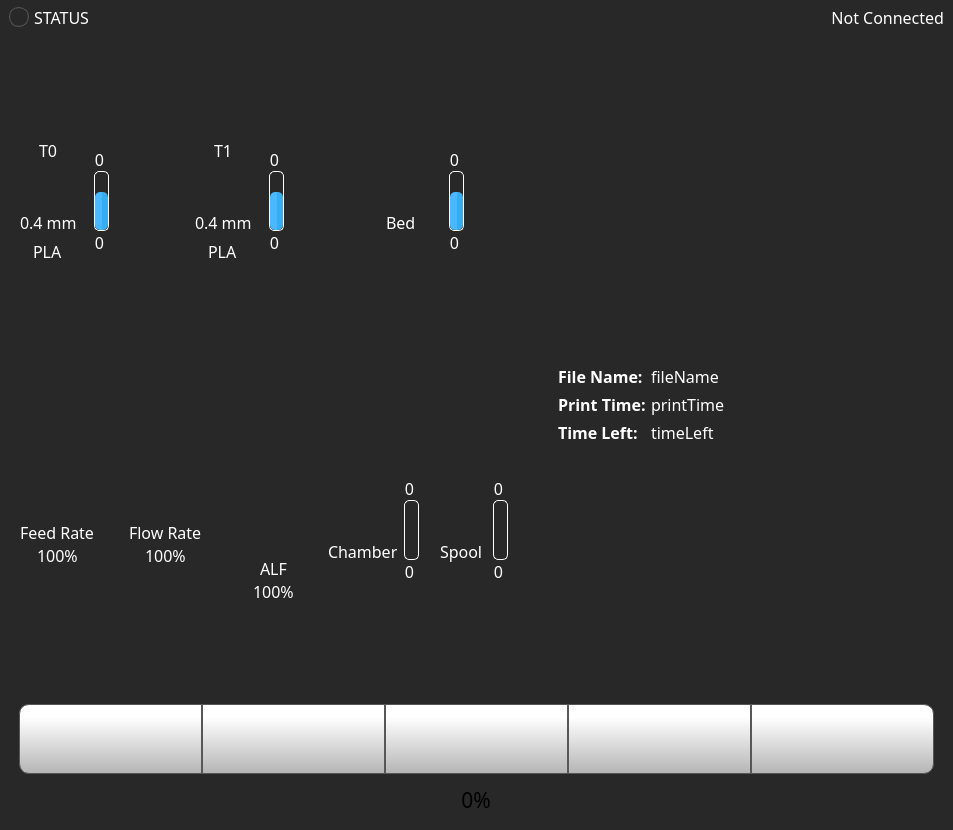
Above: octoprint_VolterraControlCenter/ui/home_screen/home_screen.ui from FracktalWorks/PenroseControlCenter before the change. Below: the same form after it.
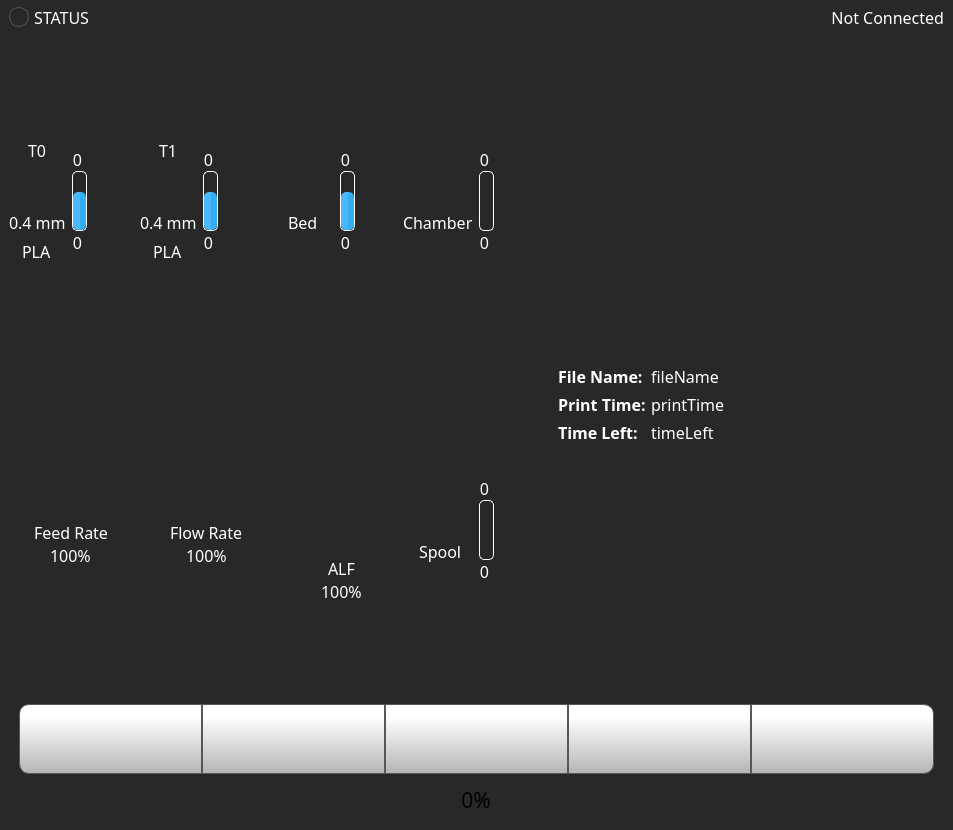
That is the form after the change. Icons and pictures are not drawn.

```diff
--- a/octoprint_VolterraControlCenter/ui/home_screen/home_screen.ui
+++ b/octoprint_VolterraControlCenter/ui/home_screen/home_screen.ui
@@ -1026,401 +1026,8 @@
              </item>
             </layout>
            </item>
-          </layout>
-         </item>
-         <item>
-          <layout class="QHBoxLayout" name="horizontalLayout_2">
-           <property name="topMargin">
-            <number>4</number>
-           </property>
            <item>
-            <layout class="QVBoxLayout" name="verticalLayout_11">
-             <item>
-              <spacer name="verticalSpacer_8">
-               <property name="orientation">
-                <enum>Qt::Vertical</enum>
-               </property>
-               <property name="sizeHint" stdset="0">
-                <size>
-                 <width>20</width>
-                 <height>40</height>
-                </size>
-               </property>
-              </spacer>
-             </item>
-             <item alignment="Qt::AlignHCenter">
-              <widget class="QLabel" name="feedRateIcon">
-               <property name="minimumSize">
-                <size>
-                 <width>20</width>
-                 <height>20</height>
-                </size>
-               </property>
-               <property name="maximumSize">
-                <size>
-                 <width>60</width>
-                 <height>60</height>
-                </size>
-               </property>
-               <property name="font">
-                <font>
-                 <family>Gotham</family>
-                 <pointsize>16</pointsize>
-                 <weight>50</weight>
-                 <bold>false</bold>
-                 <underline>false</underline>
-                 <strikeout>false</strikeout>
-                </font>
-               </property>
-               <property name="styleSheet">
-                <string notr="true"/>
-               </property>
-               <property name="text">
-                <string/>
-               </property>
-               <property name="pixmap">
-                <pixmap resource="../resources/resource.qrc">:/Icons/img/icons/FeedRate_Selected.png</pixmap>
-               </property>
-               <property name="scaledContents">
-                <bool>true</bool>
-               </property>
-              </widget>
-             </item>
-             <item alignment="Qt::AlignHCenter">
-              <widget class="QLabel" name="label_12">
-               <property name="font">
-                <font>
-                 <family>Montserrat</family>
-                 <pointsize>12</pointsize>
-                </font>
-               </property>
-               <property name="styleSheet">
-                <string notr="true">
-color: White;
-background-color: rgb(255, 255, 255,0);</string>
-               </property>
-               <property name="text">
-                <string>Feed Rate</string>
-               </property>
-              </widget>
-             </item>
-             <item alignment="Qt::AlignHCenter">
-              <widget class="QLabel" name="feedRateLabel">
-               <property name="font">
-                <font>
-                 <family>Montserrat</family>
-                 <pointsize>12</pointsize>
-                </font>
-               </property>
-               <property name="styleSheet">
-                <string notr="true">
-color: White;
-background-color: rgb(255, 255, 255,0);</string>
-               </property>
-               <property name="text">
-                <string>100%</string>
-               </property>
-              </widget>
-             </item>
-             <item>
-              <spacer name="verticalSpacer">
-               <property name="orientation">
-                <enum>Qt::Vertical</enum>
-               </property>
-               <property name="sizeHint" stdset="0">
-                <size>
-                 <width>20</width>
-                 <height>40</height>
-                </size>
-               </property>
-              </spacer>
-             </item>
-            </layout>
-           </item>
-           <item>
-            <widget class="Line" name="line_4">
-             <property name="minimumSize">
-              <size>
-               <width>1</width>
-               <height>20</height>
-              </size>
-             </property>
-             <property name="maximumSize">
-              <size>
-               <width>1</width>
-               <height>60</height>
-              </size>
-             </property>
-             <property name="contextMenuPolicy">
-              <enum>Qt::NoContextMenu</enum>
-             </property>
-             <property name="styleSheet">
-              <string notr="true">background-color: rgb(40, 40, 40);</string>
-             </property>
-             <property name="frameShadow">
-              <enum>QFrame::Sunken</enum>
-             </property>
-             <property name="lineWidth">
-              <number>1</number>
-             </property>
-             <property name="orientation">
-              <enum>Qt::Vertical</enum>
-             </property>
-            </widget>
-           </item>
-           <item>
-            <layout class="QVBoxLayout" name="verticalLayout_12">
-             <item>
-              <spacer name="verticalSpacer_10">
-               <property name="orientation">
-                <enum>Qt::Vertical</enum>
-               </property>
-               <property name="sizeHint" stdset="0">
-                <size>
-                 <width>20</width>
-                 <height>40</height>
-                </size>
-               </property>
-              </spacer>
-             </item>
-             <item alignment="Qt::AlignHCenter">
-              <widget class="QLabel" name="flowRateIcon">
-               <property name="minimumSize">
-                <size>
-                 <width>20</width>
-                 <height>20</height>
-                </size>
-               </property>
-               <property name="maximumSize">
-                <size>
-                 <width>60</width>
-                 <height>60</height>
-                </size>
-               </property>
-               <property name="font">
-                <font>
-                 <family>Gotham</family>
-                 <pointsize>16</pointsize>
-                 <weight>50</weight>
-                 <bold>false</bold>
-                 <underline>false</underline>
-                 <strikeout>false</strikeout>
-                </font>
-               </property>
-               <property name="styleSheet">
-                <string notr="true"/>
-               </property>
-               <property name="text">
-                <string/>
-               </property>
-               <property name="pixmap">
-                <pixmap resource="../resources/resource.qrc">:/Icons/img/icons/FlowRate.png</pixmap>
-               </property>
-               <property name="scaledContents">
-                <bool>true</bool>
-               </property>
-              </widget>
-             </item>
-             <item alignment="Qt::AlignHCenter">
-              <widget class="QLabel" name="label_14">
-               <property name="font">
-                <font>
-                 <family>Montserrat</family>
-                 <pointsize>12</pointsize>
-                </font>
-               </property>
-               <property name="styleSheet">
-                <string notr="true">
-color: White;
-background-color: rgb(255, 255, 255,0);</string>
-               </property>
-               <property name="text">
-                <string>Flow Rate</string>
-               </property>
-              </widget>
-             </item>
-             <item alignment="Qt::AlignHCenter">
-              <widget class="QLabel" name="flowRateLabel">
-               <property name="font">
-                <font>
-                 <family>Montserrat</family>
-                 <pointsize>12</pointsize>
-                </font>
-               </property>
-               <property name="styleSheet">
-                <string notr="true">
-color: White;
-background-color: rgb(255, 255, 255,0);</string>
-               </property>
-               <property name="text">
-                <string>100%</string>
-               </property>
-              </widget>
-             </item>
-             <item>
-              <spacer name="verticalSpacer_2">
-               <property name="orientation">
-                <enum>Qt::Vertical</enum>
-               </property>
-               <property name="sizeHint" stdset="0">
-                <size>
-                 <width>20</width>
-                 <height>40</height>
-                </size>
-               </property>
-              </spacer>
-             </item>
-            </layout>
-           </item>
-           <item>
-            <widget class="Line" name="line_5">
-             <property name="minimumSize">
-              <size>
-               <width>1</width>
-               <height>20</height>
-              </size>
-             </property>
-             <property name="maximumSize">
-              <size>
-               <width>1</width>
-               <height>60</height>
-              </size>
-             </property>
-             <property name="contextMenuPolicy">
-              <enum>Qt::NoContextMenu</enum>
-             </property>
-             <property name="styleSheet">
-              <string notr="true">background-color: rgb(40, 40, 40);</string>
-             </property>
-             <property name="frameShadow">
-              <enum>QFrame::Sunken</enum>
-             </property>
-             <property name="lineWidth">
-              <number>1</number>
-             </property>
-             <property name="orientation">
-              <enum>Qt::Vertical</enum>
-             </property>
-            </widget>
-           </item>
-           <item>
-            <layout class="QVBoxLayout" name="verticalLayout_13">
-             <item>
-              <spacer name="verticalSpacer_11">
-               <property name="orientation">
-                <enum>Qt::Vertical</enum>
-               </property>
-               <property name="sizeHint" stdset="0">
-                <size>
-                 <width>20</width>
-                 <height>40</height>
-                </size>
-               </property>
-              </spacer>
-             </item>
-             <item alignment="Qt::AlignHCenter">
-              <widget class="QLabel" name="heaterRingLabel">
-               <property name="minimumSize">
-                <size>
-                 <width>100</width>
-                 <height>100</height>
-                </size>
-               </property>
-               <property name="maximumSize">
-                <size>
-                 <width>100</width>
-                 <height>100</height>
-                </size>
-               </property>
-               <property name="sizeIncrement">
-                <size>
-                 <width>0</width>
-                 <height>0</height>
-                </size>
-               </property>
-               <property name="baseSize">
-                <size>
-                 <width>0</width>
-                 <height>0</height>
-                </size>
-               </property>
-               <property name="font">
-                <font>
-                 <family>Gotham</family>
-                 <pointsize>16</pointsize>
-                 <weight>50</weight>
-                 <bold>false</bold>
-                 <underline>false</underline>
-                 <strikeout>false</strikeout>
-                </font>
-               </property>
-               <property name="styleSheet">
-                <string notr="true">margin : 4px</string>
-               </property>
-               <property name="text">
-                <string/>
-               </property>
-               <property name="pixmap">
-                <pixmap resource="../resources/resource.qrc">:/Logos &amp; Branding/img/icons/heaterRing.png</pixmap>
-               </property>
-               <property name="scaledContents">
-                <bool>true</bool>
-               </property>
-              </widget>
-             </item>
-             <item alignment="Qt::AlignHCenter">
-              <widget class="QLabel" name="label_15">
-               <property name="font">
-                <font>
-                 <family>Montserrat</family>
-                 <pointsize>12</pointsize>
-                </font>
-               </property>
-               <property name="styleSheet">
-                <string notr="true">
-color: White;
-background-color: rgb(255, 255, 255,0);</string>
-               </property>
-               <property name="text">
-                <string>ALF</string>
-               </property>
-              </widget>
-             </item>
-             <item alignment="Qt::AlignHCenter">
-              <widget class="QLabel" name="ALFLabel">
-               <property name="font">
-                <font>
-                 <family>Montserrat</family>
-                 <pointsize>12</pointsize>
-                </font>
-               </property>
-               <property name="styleSheet">
-                <string notr="true">
-color: White;
-background-color: rgb(255, 255, 255,0);</string>
-               </property>
-               <property name="text">
-                <string>100%</string>
-               </property>
-              </widget>
-             </item>
-             <item>
-              <spacer name="verticalSpacer_12">
-               <property name="orientation">
-                <enum>Qt::Vertical</enum>
-               </property>
-               <property name="sizeHint" stdset="0">
-                <size>
-                 <width>20</width>
-                 <height>40</height>
-                </size>
-               </property>
-              </spacer>
-             </item>
-            </layout>
-           </item>
-           <item>
-            <widget class="Line" name="line_6">
+            <widget class="Line" name="line_3">
              <property name="minimumSize">
               <size>
                <width>1</width>
@@ -1652,8 +1259,119 @@
              </item>
             </layout>
            </item>
+          </layout>
+         </item>
+         <item>
+          <layout class="QHBoxLayout" name="horizontalLayout_2">
+           <property name="topMargin">
+            <number>4</number>
+           </property>
            <item>
-            <widget class="Line" name="line_7">
+            <layout class="QVBoxLayout" name="verticalLayout_11">
+             <item>
+              <spacer name="verticalSpacer_8">
+               <property name="orientation">
+                <enum>Qt::Vertical</enum>
+               </property>
+               <property name="sizeHint" stdset="0">
+                <size>
+                 <width>20</width>
+                 <height>40</height>
+                </size>
+               </property>
+              </spacer>
+             </item>
+             <item alignment="Qt::AlignHCenter">
+              <widget class="QLabel" name="feedRateIcon">
+               <property name="minimumSize">
+                <size>
+                 <width>20</width>
+                 <height>20</height>
+                </size>
+               </property>
+               <property name="maximumSize">
+                <size>
+                 <width>60</width>
+                 <height>60</height>
+                </size>
+               </property>
+               <property name="font">
+                <font>
+                 <family>Gotham</family>
+                 <pointsize>16</pointsize>
+                 <weight>50</weight>
+                 <bold>false</bold>
+                 <underline>false</underline>
+                 <strikeout>false</strikeout>
+                </font>
+               </property>
+               <property name="styleSheet">
+                <string notr="true"/>
+               </property>
+               <property name="text">
+                <string/>
+               </property>
+               <property name="pixmap">
+                <pixmap resource="../resources/resource.qrc">:/Icons/img/icons/FeedRate_Selected.png</pixmap>
+               </property>
+               <property name="scaledContents">
+                <bool>true</bool>
+               </property>
+              </widget>
+             </item>
+             <item alignment="Qt::AlignHCenter">
+              <widget class="QLabel" name="label_12">
+               <property name="font">
+                <font>
+                 <family>Montserrat</family>
+                 <pointsize>12</pointsize>
+                </font>
+               </property>
+               <property name="styleSheet">
+                <string notr="true">
+color: White;
+background-color: rgb(255, 255, 255,0);</string>
+               </property>
+               <property name="text">
+                <string>Feed Rate</string>
+               </property>
+              </widget>
+             </item>
+             <item alignment="Qt::AlignHCenter">
+              <widget class="QLabel" name="feedRateLabel">
+               <property name="font">
+                <font>
+                 <family>Montserrat</family>
+                 <pointsize>12</pointsize>
+                </font>
+               </property>
+               <property name="styleSheet">
+                <string notr="true">
+color: White;
+background-color: rgb(255, 255, 255,0);</string>
+               </property>
+               <property name="text">
+                <string>100%</string>
+               </property>
+              </widget>
+             </item>
+             <item>
+              <spacer name="verticalSpacer">
+               <property name="orientation">
+                <enum>Qt::Vertical</enum>
+               </property>
+               <property name="sizeHint" stdset="0">
+                <size>
+                 <width>20</width>
+                 <height>40</height>
+                </size>
+               </property>
+              </spacer>
+             </item>
+            </layout>
+           </item>
+           <item>
+            <widget class="Line" name="line_4">
              <property name="minimumSize">
               <size>
                <width>1</width>
@@ -1683,6 +1401,257 @@
              </property>
             </widget>
            </item>
+           <item>
+            <layout class="QVBoxLayout" name="verticalLayout_12">
+             <item>
+              <spacer name="verticalSpacer_10">
+               <property name="orientation">
+                <enum>Qt::Vertical</enum>
+               </property>
+               <property name="sizeHint" stdset="0">
+                <size>
+                 <width>20</width>
+                 <height>40</height>
+                </size>
+               </property>
+              </spacer>
+             </item>
+             <item alignment="Qt::AlignHCenter">
+              <widget class="QLabel" name="flowRateIcon">
+               <property name="minimumSize">
+                <size>
+                 <width>20</width>
+                 <height>20</height>
+                </size>
+               </property>
+               <property name="maximumSize">
+                <size>
+                 <width>60</width>
+                 <height>60</height>
+                </size>
+               </property>
+               <property name="font">
+                <font>
+                 <family>Gotham</family>
+                 <pointsize>16</pointsize>
+                 <weight>50</weight>
+                 <bold>false</bold>
+                 <underline>false</underline>
+                 <strikeout>false</strikeout>
+                </font>
+               </property>
+               <property name="styleSheet">
+                <string notr="true"/>
+               </property>
+               <property name="text">
+                <string/>
+               </property>
+               <property name="pixmap">
+                <pixmap resource="../resources/resource.qrc">:/Icons/img/icons/FlowRate.png</pixmap>
+               </property>
+               <property name="scaledContents">
+                <bool>true</bool>
+               </property>
+              </widget>
+             </item>
+             <item alignment="Qt::AlignHCenter">
+              <widget class="QLabel" name="label_14">
+               <property name="font">
+                <font>
+                 <family>Montserrat</family>
+                 <pointsize>12</pointsize>
+                </font>
+               </property>
+               <property name="styleSheet">
+                <string notr="true">
+color: White;
+background-color: rgb(255, 255, 255,0);</string>
+               </property>
+               <property name="text">
+                <string>Flow Rate</string>
+               </property>
+              </widget>
+             </item>
+             <item alignment="Qt::AlignHCenter">
+              <widget class="QLabel" name="flowRateLabel">
+               <property name="font">
+                <font>
+                 <family>Montserrat</family>
+                 <pointsize>12</pointsize>
+                </font>
+               </property>
+               <property name="styleSheet">
+                <string notr="true">
+color: White;
+background-color: rgb(255, 255, 255,0);</string>
+               </property>
+               <property name="text">
+                <string>100%</string>
+               </property>
+              </widget>
+             </item>
+             <item>
+              <spacer name="verticalSpacer_2">
+               <property name="orientation">
+                <enum>Qt::Vertical</enum>
+               </property>
+               <property name="sizeHint" stdset="0">
+                <size>
+                 <width>20</width>
+                 <height>40</height>
+                </size>
+               </property>
+              </spacer>
+             </item>
+            </layout>
+           </item>
+           <item>
+            <widget class="Line" name="line_5">
+             <property name="minimumSize">
+              <size>
+               <width>1</width>
+               <height>20</height>
+              </size>
+             </property>
+             <property name="maximumSize">
+              <size>
+               <width>1</width>
+               <height>60</height>
+              </size>
+             </property>
+             <property name="contextMenuPolicy">
+              <enum>Qt::NoContextMenu</enum>
+             </property>
+             <property name="styleSheet">
+              <string notr="true">background-color: rgb(40, 40, 40);</string>
+             </property>
+             <property name="frameShadow">
+              <enum>QFrame::Sunken</enum>
+             </property>
+             <property name="lineWidth">
+              <number>1</number>
+             </property>
+             <property name="orientation">
+              <enum>Qt::Vertical</enum>
+             </property>
+            </widget>
+           </item>
+           <item>
+            <layout class="QVBoxLayout" name="verticalLayout_13">
+             <item>
+              <spacer name="verticalSpacer_11">
+               <property name="orientation">
+                <enum>Qt::Vertical</enum>
+               </property>
+               <property name="sizeHint" stdset="0">
+                <size>
+                 <width>20</width>
+                 <height>40</height>
+                </size>
+               </property>
+              </spacer>
+             </item>
+             <item alignment="Qt::AlignHCenter">
+              <widget class="QLabel" name="heaterRingLabel">
+               <property name="minimumSize">
+                <size>
+                 <width>100</width>
+                 <height>100</height>
+                </size>
+               </property>
+               <property name="maximumSize">
+                <size>
+                 <width>100</width>
+                 <height>100</height>
+                </size>
+               </property>
+               <property name="sizeIncrement">
+                <size>
+                 <width>0</width>
+                 <height>0</height>
+                </size>
+               </property>
+               <property name="baseSize">
+                <size>
+                 <width>0</width>
+                 <height>0</height>
+                </size>
+               </property>
+               <property name="font">
+                <font>
+                 <family>Gotham</family>
+                 <pointsize>16</pointsize>
+                 <weight>50</weight>
+                 <bold>false</bold>
+                 <underline>false</underline>
+                 <strikeout>false</strikeout>
+                </font>
+               </property>
+               <property name="styleSheet">
+                <string notr="true">margin : 4px</string>
+               </property>
+               <property name="text">
+                <string/>
+               </property>
+               <property name="pixmap">
+                <pixmap resource="../resources/resource.qrc">:/Logos &amp; Branding/img/icons/heaterRing.png</pixmap>
+               </property>
+               <property name="scaledContents">
+                <bool>true</bool>
+               </property>
+              </widget>
+             </item>
+             <item alignment="Qt::AlignHCenter">
+              <widget class="QLabel" name="label_15">
+               <property name="font">
+                <font>
+                 <family>Montserrat</family>
+                 <pointsize>12</pointsize>
+                </font>
+               </property>
+               <property name="styleSheet">
+                <string notr="true">
+color: White;
+background-color: rgb(255, 255, 255,0);</string>
+               </property>
+               <property name="text">
+                <string>ALF</string>
+               </property>
+              </widget>
+             </item>
+             <item alignment="Qt::AlignHCenter">
+              <widget class="QLabel" name="ALFLabel">
+               <property name="font">
+                <font>
+                 <family>Montserrat</family>
+                 <pointsize>12</pointsize>
+                </font>
+               </property>
+               <property name="styleSheet">
+                <string notr="true">
+color: White;
+background-color: rgb(255, 255, 255,0);</string>
+               </property>
+               <property name="text">
+                <string>100%</string>
+               </property>
+              </widget>
+             </item>
+             <item>
+              <spacer name="verticalSpacer_12">
+               <property name="orientation">
+                <enum>Qt::Vertical</enum>
+               </property>
+               <property name="sizeHint" stdset="0">
+                <size>
+                 <width>20</width>
+                 <height>40</height>
+                </size>
+               </property>
+              </spacer>
+             </item>
+            </layout>
+           </item>
            <item>
             <layout class="QHBoxLayout" name="spoolLayout">
              <property name="spacing">
```
